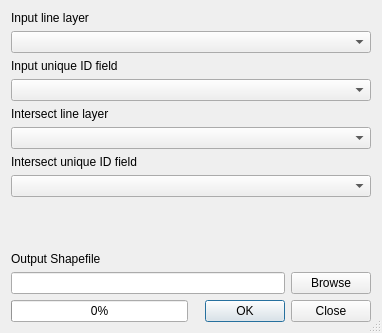
The window that python/plugins/fTools/tools/frmIntersectLines.ui (qgis/QGIS) describes before a commit, drawn with Qt 5.
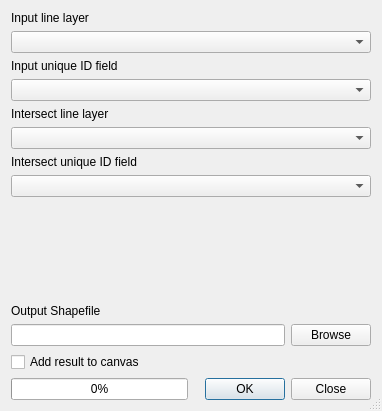
The same window after the commit.

What changed in the file:
```diff
--- a/python/plugins/fTools/tools/frmIntersectLines.ui
+++ b/python/plugins/fTools/tools/frmIntersectLines.ui
@@ -10,7 +10,7 @@
     <x>0</x>
     <y>0</y>
     <width>382</width>
-    <height>333</height>
+    <height>411</height>
    </rect>
   </property>
   <property name="windowTitle">
@@ -20,7 +20,7 @@
    <bool>true</bool>
   </property>
   <layout class="QGridLayout" name="gridLayout">
-   <item row="0" column="0" colspan="2">
+   <item row="0" column="0">
     <layout class="QVBoxLayout">
      <item>
       <widget class="QLabel" name="label_4">
@@ -34,7 +34,7 @@
      </item>
     </layout>
    </item>
-   <item row="1" column="0" colspan="2">
+   <item row="1" column="0">
     <layout class="QVBoxLayout">
      <item>
       <widget class="QLabel" name="label_6">
@@ -48,7 +48,7 @@
      </item>
     </layout>
    </item>
-   <item row="2" column="0" colspan="2">
+   <item row="2" column="0">
     <layout class="QVBoxLayout">
      <item>
       <widget class="QLabel" name="label_3">
@@ -62,7 +62,7 @@
      </item>
     </layout>
    </item>
-   <item row="3" column="0" colspan="2">
+   <item row="3" column="0">
     <layout class="QVBoxLayout">
      <item>
       <widget class="QLabel" name="label_5">
@@ -76,7 +76,7 @@
      </item>
     </layout>
    </item>
-   <item row="4" column="0" colspan="2">
+   <item row="4" column="0">
     <spacer>
      <property name="orientation">
       <enum>Qt::Vertical</enum>
@@ -89,7 +89,7 @@
      </property>
     </spacer>
    </item>
-   <item row="5" column="0" colspan="2">
+   <item row="5" column="0">
     <layout class="QVBoxLayout">
      <item>
       <widget class="QLabel" name="label_2">
@@ -119,6 +119,15 @@
     </layout>
    </item>
    <item row="6" column="0">
+    <widget class="QCheckBox" name="addToCanvasCheck">
+     <property name="text">
+      <string>Add result to canvas</string>
+     </property>
+    </widget>
+   </item>
+   <item row="7" column="0">
+    <layout class="QHBoxLayout" name="horizontalLayout">
+     <item>
     <widget class="QProgressBar" name="progressBar">
      <property name="value">
       <number>0</number>
@@ -131,7 +140,7 @@
      </property>
     </widget>
    </item>
-   <item row="6" column="1">
+     <item>
     <widget class="QDialogButtonBox" name="buttonBox_2">
      <property name="orientation">
       <enum>Qt::Horizontal</enum>
@@ -140,6 +149,8 @@
       <set>QDialogButtonBox::Close|QDialogButtonBox::Ok</set>
      </property>
     </widget>
+     </item>
+    </layout>
    </item>
   </layout>
  </widget>
```
Lines whose indentation alone changed are shown as unchanged.
